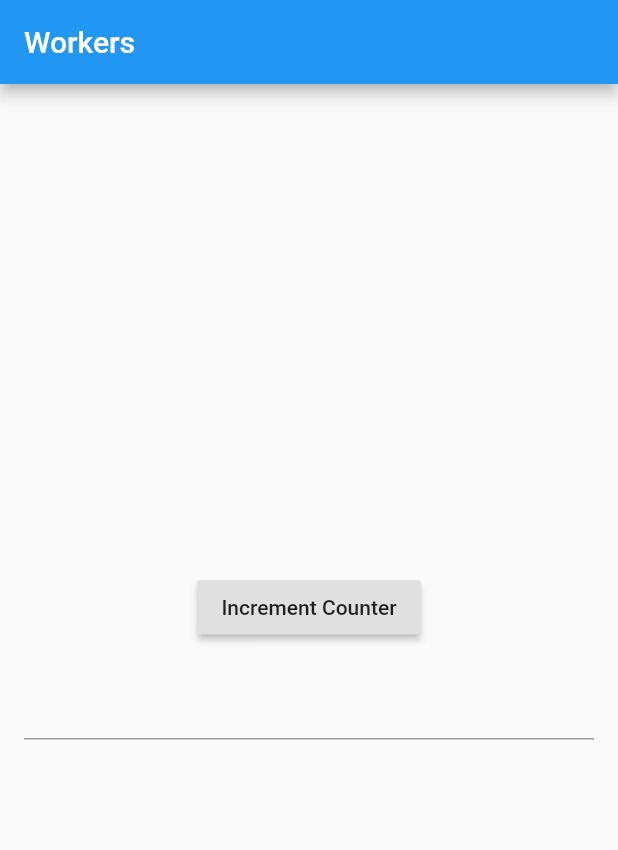
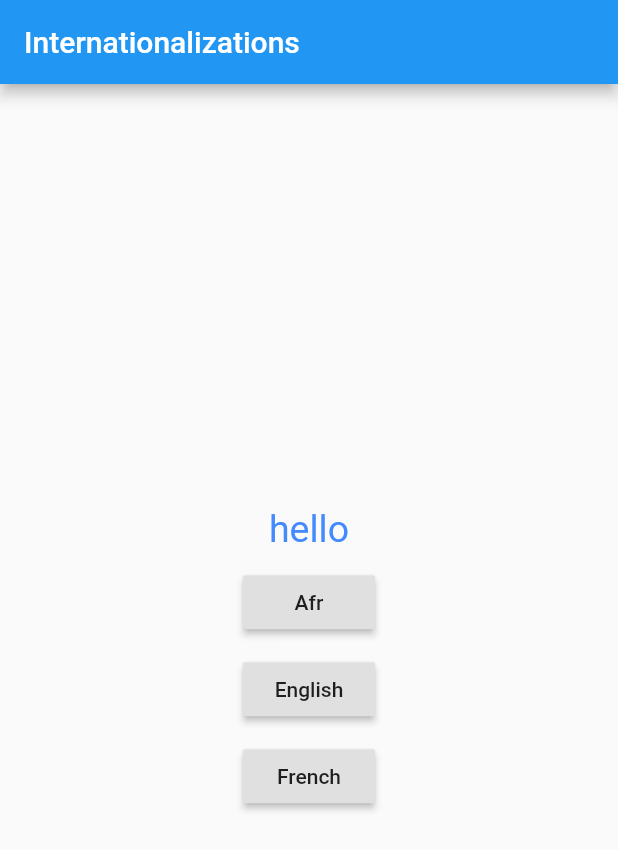
Before and after one commit to vleiswal/ripples_tut_getX, a Flutter app: the screen it shows after launch, on a phone screen of 412 x 824 dp. Shown: the top 850 px of the screen. Run offline on Flutter 3.47's test engine with Material 2 defaults, Android fonts, the phone set to English and light mode, and no system bars; our stand-ins replace get.

Commit message:
lesson_15

```diff
--- a/lib/main.dart
+++ b/lib/main.dart
@@ -4,6 +4,7 @@ import 'package:getx_tut_4/controllers/my_controller.dart';
 import 'package:getx_tut_4/screens/home_screen.dart';
 import 'package:getx_tut_4/screens/next_screen.dart';
 import 'package:getx_tut_4/screens/unknown_route.dart';
+import 'package:getx_tut_4/usr/messages.dart';
 import 'package:getx_tut_4/usr/student.dart';
 
 void main() {
@@ -17,37 +18,92 @@ class MyApp extends StatelessWidget {
   @override
   Widget build(BuildContext context) {
     return GetMaterialApp(
-      title: 'Workers',
-      //initialRoute: '/',
+      title: 'Translations',
+      translations: Messages(),
+      locale: Locale('en', 'US'),
+      fallbackLocale: Locale('en', 'US'),
       debugShowCheckedModeBanner: false,
       home: Scaffold(
         appBar: AppBar(
-          title: Text('Workers'),
+          title: Text('Internationalizations'),
         ),
         body: Center(
           child: Column(
             mainAxisAlignment: MainAxisAlignment.center,
             crossAxisAlignment: CrossAxisAlignment.center,
             children: [
+              Text(
+                'hello'.tr,
+                style: TextStyle(fontSize: 25, color: Colors.blueAccent),
+              ),
               SizedBox(height: 10),
               RaisedButton(
-                child: Text('Increment Counter'),
-                onPressed: () => myController.increment(),
+                child: Text('Afr'),
+                onPressed: () => myController.changeLanguage('af', 'ZA'),
               ),
-              Padding(
-                padding: EdgeInsets.all(16),
-                child: TextField(
-                  onChanged: (val) {
-                    myController.increment();
-                  },
-                ),
-              )
+              SizedBox(height: 10),
+              RaisedButton(
+                child: Text('English'),
+                onPressed: () => myController.changeLanguage('us', 'US'),
+              ),
+              SizedBox(height: 10),
+              RaisedButton(
+                child: Text('French'),
+                onPressed: () => myController.changeLanguage('fr', 'FR'),
+              ),
+              // Padding(
+              //   padding: EdgeInsets.all(16),
+              //   child: TextField(
+              //     onChanged: (val) {
+              //       myController.increment();
+              //     },
+              //   ),
+              // )
             ],
           ),
         ),
       ),
     );
   }
+
+// class MyApp extends StatelessWidget {
+//   //Create Controller
+//   MyController myController = Get.put(MyController());
+
+//   @override
+//   Widget build(BuildContext context) {
+//     return GetMaterialApp(
+//       title: 'Workers',
+//       //initialRoute: '/',
+//       debugShowCheckedModeBanner: false,
+//       home: Scaffold(
+//         appBar: AppBar(
+//           title: Text('Workers'),
+//         ),
+//         body: Center(
+//           child: Column(
+//             mainAxisAlignment: MainAxisAlignment.center,
+//             crossAxisAlignment: CrossAxisAlignment.center,
+//             children: [
+//               SizedBox(height: 10),
+//               RaisedButton(
+//                 child: Text('Increment Counter'),
+//                 onPressed: () => myController.increment(),
+//               ),
+//               Padding(
+//                 padding: EdgeInsets.all(16),
+//                 child: TextField(
+//                   onChanged: (val) {
+//                     myController.increment();
+//                   },
+//                 ),
+//               )
+//             ],
+//           ),
+//         ),
+//       ),
+//     );
+//   }
 
 // class MyApp extends StatelessWidget {
 //   //Create Controller
--- /dev/null
+++ b/lib/usr/messages.dart
@@ -0,0 +1,16 @@
+import 'package:get/get.dart';
+
+class Messages extends Translations {
+  @override
+  Map<String, Map<String, String>> get keys => {
+        'en_US': {
+          'hello': 'Hello',
+        },
+        'fr_FR': {
+          'hello': 'Bonjour',
+        },
+        'af_ZA': {
+          'hello': 'Hi',
+        },
+      };
+}
```
Also changed, not shown: lib/controllers/my_controller.dart (+14 -8 lines).
